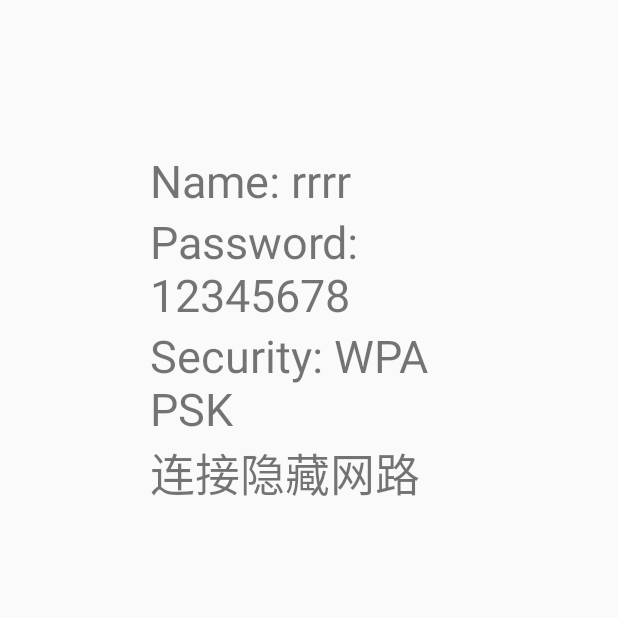
After one commit to liufeismart/HelloAndroid, an Android app: the HiddenNetworkActivity screen opened directly, with no data from a screen before it, on a phone screen of 412 x 824 dp, the top half of it. The commit adds this screen. Run offline under Robolectric (Android 15) with nearby library versions, the phone set to English and light mode, and no system bars.

Commit message:
hiddennetwork

```diff
--- a/app/src/main/AndroidManifest.xml
+++ b/app/src/main/AndroidManifest.xml
@@ -27,9 +27,9 @@
         <activity android:name=".activity.HelloTestActivity"/>
         <activity android:name=".activity.DialogActivity$HelloTestActivity2"/>
         <activity android:name=".wifi.WifiActivity"/>
-        <activity android:name=".wifi.WifiSettingsActvity">
+        <activity android:name=".wifi.WifiSettingsActvity"/>
+        <activity android:name=".wifi.HiddenNetworkActivity"/>
 
-        </activity>
     </application>
 
 </manifest>
--- a/app/src/main/java/com/liufeismart/helloandroid/wifi/WifiActivity.java
+++ b/app/src/main/java/com/liufeismart/helloandroid/wifi/WifiActivity.java
@@ -26,7 +26,7 @@ import java.util.List;
 
 /**
  * Created by humax on 18/12/6
- *
+ * 如何连接一个WiFi
  * 1.scan
  * 2.broadcastreceiver
  * 3.addNetwork,enableNetwork
@@ -152,6 +152,7 @@ public class WifiActivity extends Activity {
                                     conf.allowedKeyManagement.set(WifiConfiguration.KeyMgmt.NONE);
                                     break;
                             }
+                            //连接网络
                             mWifiManager.disconnect();
                             int netIdToConnect = mWifiManager.addNetwork(conf);
 
--- a/app/src/main/java/com/liufeismart/helloandroid/wifi/WifiSettingsActvity.java
+++ b/app/src/main/java/com/liufeismart/helloandroid/wifi/WifiSettingsActvity.java
@@ -10,7 +10,7 @@ import com.liufeismart.helloandroid.R;
 
 /**
  * Created by humax on 18/12/7
- * 打开系统Wifi界面
+ * 打开系统Wifi界面的四种方式
  */
 public class WifiSettingsActvity extends Activity {
 
--- /dev/null
+++ b/app/src/main/res/layout/activity_hidden_network.xml
@@ -0,0 +1,34 @@
+<?xml version="1.0" encoding="utf-8"?>
+<RelativeLayout
+    xmlns:android="http://schemas.android.com/apk/res/android" android:layout_width="match_parent"
+    android:layout_height="match_parent">
+    <LinearLayout
+        android:layout_width="match_parent"
+        android:layout_height="match_parent"
+        android:layout_centerInParent="true"
+        android:layout_margin="100dp"
+        android:orientation="vertical">
+        <TextView
+            android:layout_width="wrap_content"
+            android:layout_height="wrap_content"
+            android:text="Name: rrrr"
+            android:textSize="30dp"/>
+        <TextView
+            android:layout_width="wrap_content"
+            android:layout_height="wrap_content"
+            android:text="Password: 12345678"
+            android:textSize="30dp"/>
+        <TextView
+            android:layout_width="wrap_content"
+            android:layout_height="wrap_content"
+            android:text="Security: WPA PSK"
+            android:textSize="30dp"/>
+
+        <TextView
+            android:id="@+id/tv_connect"
+            android:layout_width="wrap_content"
+            android:layout_height="wrap_content"
+            android:text="连接隐藏网路"
+            android:textSize="30dp"/>
+    </LinearLayout>
+</RelativeLayout>
--- a/app/src/main/res/layout/activity_wifi.xml
+++ b/app/src/main/res/layout/activity_wifi.xml
@@ -11,7 +11,7 @@
         android:layout_width="match_parent"
         android:layout_height="match_parent"
         android:layout_centerInParent="true"
-        android:layout_margin="300dp"/>
+        android:layout_margin="100dp"/>
 
 
 </RelativeLayout>
```
Also changed, not shown: app/src/main/java/com/liufeismart/helloandroid/MainActivity.java (+8 -8 lines), app/src/main/java/com/liufeismart/helloandroid/wifi/HiddenNetworkActivity.java (added, +263 -0 lines), app/src/main/res/layout/activity_main.xml (+5 -3 lines), 8 other files.
